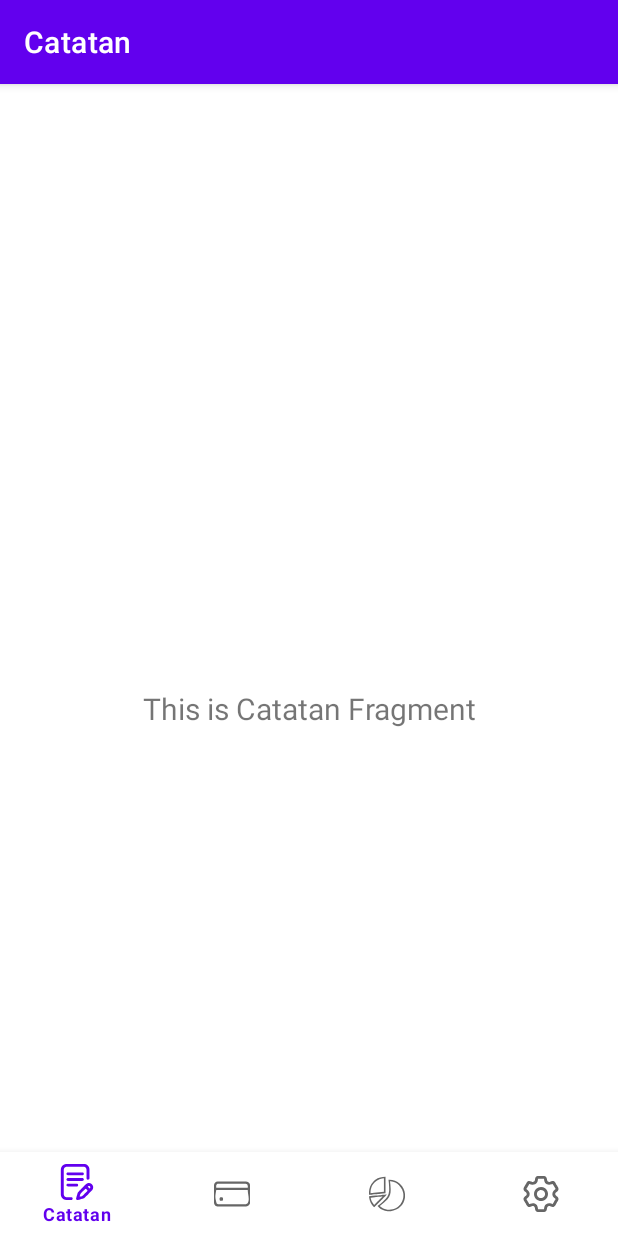
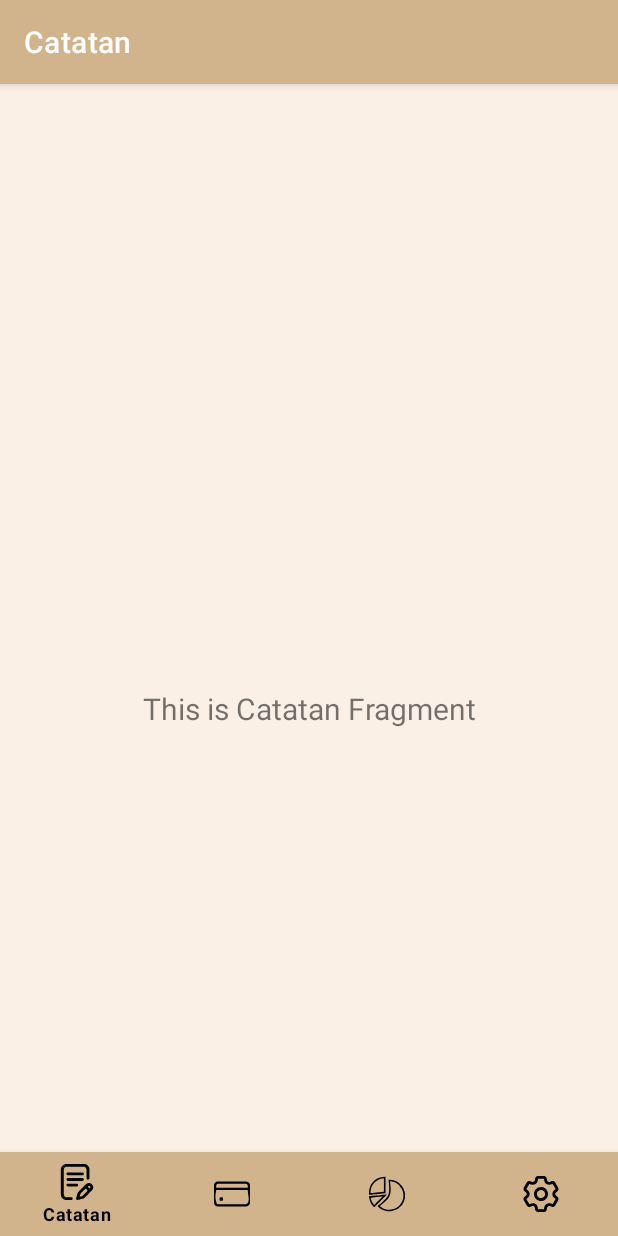
Before and after one commit to MhmdFahreza/ReNote, an Android app: the MainActivity screen opened directly, with no data from a screen before it, on a phone screen of 412 x 824 dp. Run offline under Robolectric (Android 15) with nearby library versions, the phone set to English and light mode, and no system bars; our stand-ins replace navigation-ui.

Commit message:
Layouting

```diff
--- a/app/build.gradle.kts
+++ b/app/build.gradle.kts
@@ -54,4 +54,10 @@ dependencies {
     testImplementation(libs.junit)
     androidTestImplementation(libs.androidx.junit)
     androidTestImplementation(libs.androidx.espresso.core)
+    implementation(libs.androidx.datastore.preferences)
+    implementation(libs.lifecycle.runtime.ktx)
+    implementation(libs.kotlinx.coroutines.core)
+    implementation(libs.kotlinx.coroutines.android)
+    implementation (libs.glide)
+    annotationProcessor (libs.compiler)
 }
--- a/app/src/main/res/layout/activity_main.xml
+++ b/app/src/main/res/layout/activity_main.xml
@@ -1,9 +1,11 @@
 <?xml version="1.0" encoding="utf-8"?>
-<androidx.constraintlayout.widget.ConstraintLayout xmlns:android="http://schemas.android.com/apk/res/android"
+<androidx.constraintlayout.widget.ConstraintLayout
+    xmlns:android="http://schemas.android.com/apk/res/android"
     xmlns:app="http://schemas.android.com/apk/res-auto"
     android:id="@+id/container"
     android:layout_width="match_parent"
     android:layout_height="match_parent"
+    android:background="@color/soft_brown_background"
     android:paddingTop="?attr/actionBarSize">
 
     <com.google.android.material.bottomnavigation.BottomNavigationView
@@ -12,11 +14,13 @@
         android:layout_height="wrap_content"
         android:layout_marginStart="0dp"
         android:layout_marginEnd="0dp"
-        android:background="?android:attr/windowBackground"
+        android:background="@color/light_brown"
         app:layout_constraintBottom_toBottomOf="parent"
         app:layout_constraintLeft_toLeftOf="parent"
         app:layout_constraintRight_toRightOf="parent"
-        app:menu="@menu/bottom_nav_menu" />
+        app:menu="@menu/bottom_nav_menu"
+        app:itemIconTint="@android:color/black"
+        app:itemTextColor="@android:color/black" />
 
     <fragment
         android:id="@+id/nav_host_fragment_activity_main"
--- a/app/src/main/res/values-night/themes.xml
+++ b/app/src/main/res/values-night/themes.xml
@@ -1,16 +1,22 @@
 <resources xmlns:tools="http://schemas.android.com/tools">
     <!-- Base application theme. -->
-    <style name="Theme.ReNote" parent="Theme.MaterialComponents.DayNight.DarkActionBar">
-        <!-- Primary brand color. -->
-        <item name="colorPrimary">@color/purple_200</item>
-        <item name="colorPrimaryVariant">@color/purple_700</item>
-        <item name="colorOnPrimary">@color/black</item>
-        <!-- Secondary brand color. -->
-        <item name="colorSecondary">@color/teal_200</item>
-        <item name="colorSecondaryVariant">@color/teal_200</item>
+    <style name="Theme.ReNote" parent="Theme.MaterialComponents.Light.DarkActionBar">
+        <!-- Primary brand color (light brown). -->
+        <item name="colorPrimary">@color/light_brown</item>
+        <item name="colorPrimaryVariant">@color/dark_brown</item>
+        <item name="colorOnPrimary">@color/white</item>
+
+        <!-- Secondary brand color (cream). -->
+        <item name="colorSecondary">@color/cream</item>
+        <item name="colorSecondaryVariant">@color/light_cream</item>
         <item name="colorOnSecondary">@color/black</item>
-        <!-- Status bar color. -->
-        <item name="android:statusBarColor">?attr/colorPrimaryVariant</item>
+
+        <!-- Status bar color (cream). -->
+        <item name="android:statusBarColor">@color/warm_cream</item>
+
+        <!-- Set text color for menu items to black -->
+        <item name="android:textColorPrimary">@color/black</item>
+
         <!-- Customize your theme here. -->
     </style>
 
--- a/app/src/main/res/values/colors.xml
+++ b/app/src/main/res/values/colors.xml
@@ -1,11 +1,11 @@
-<?xml version="1.0" encoding="utf-8"?>
 <resources>
-    <color name="purple_200">#FFBB86FC</color>
-    <color name="purple_500">#FF6200EE</color>
-    <color name="purple_700">#FF3700B3</color>
-    <color name="teal_200">#FF03DAC5</color>
-    <color name="teal_700">#FF018786</color>
     <color name="black">#FF000000</color>
     <color name="white">#FFFFFFFF</color>
     <color name="warm_cream">#FFFDE7</color>
+    <color name="light_brown">#D2B48C</color>
+    <color name="dark_brown">#A0522D</color>
+    <color name="cream">#FFFDD0</color>
+    <color name="light_cream">#F5F5DC</color>
+    <color name="soft_brown_background">#FAF0E6</color>
+
 </resources>
--- a/app/src/main/res/values/themes.xml
+++ b/app/src/main/res/values/themes.xml
@@ -1,16 +1,22 @@
 <resources xmlns:tools="http://schemas.android.com/tools">
     <!-- Base application theme. -->
     <style name="Theme.ReNote" parent="Theme.MaterialComponents.Light.DarkActionBar">
-        <!-- Primary brand color. -->
-        <item name="colorPrimary">@color/purple_500</item>
-        <item name="colorPrimaryVariant">@color/purple_700</item>
+        <!-- Primary brand color (light brown). -->
+        <item name="colorPrimary">@color/light_brown</item>
+        <item name="colorPrimaryVariant">@color/dark_brown</item>
         <item name="colorOnPrimary">@color/white</item>
-        <!-- Secondary brand color. -->
-        <item name="colorSecondary">@color/teal_200</item>
-        <item name="colorSecondaryVariant">@color/teal_700</item>
+
+        <!-- Secondary brand color (cream). -->
+        <item name="colorSecondary">@color/cream</item>
+        <item name="colorSecondaryVariant">@color/light_cream</item>
         <item name="colorOnSecondary">@color/black</item>
-        <!-- Status bar color. -->
-        <item name="android:statusBarColor">?attr/colorPrimaryVariant</item>
+
+        <!-- Status bar color (cream). -->
+        <item name="android:statusBarColor">@color/warm_cream</item>
+
+        <!-- Set text color for menu items to black -->
+        <item name="android:textColorPrimary">@color/black</item>
+
         <!-- Customize your theme here. -->
     </style>
 
@@ -18,5 +24,4 @@
     <style name="Theme.SplashScreen" parent="Theme.AppCompat.Light.NoActionBar">
         <item name="android:windowBackground">@color/warm_cream</item>
     </style>
-
 </resources>
--- a/gradle/libs.versions.toml
+++ b/gradle/libs.versions.toml
@@ -1,11 +1,16 @@
 [versions]
 agp = "8.7.2"
+compiler = "4.12.0"
+datastorePreferences = "1.1.1"
+glide = "4.16.0"
 kotlin = "1.9.24"
 coreKtx = "1.15.0"
 junit = "4.13.2"
 junitVersion = "1.2.1"
 espressoCore = "3.6.1"
 appcompat = "1.7.0"
+kotlinxCoroutinesAndroid = "1.7.3"
+lifecycleRuntimeKtx = "2.8.7"
 material = "1.12.0"
 constraintlayout = "2.2.0"
 lifecycleLivedataKtx = "2.8.7"
@@ -18,10 +23,16 @@ activity = "1.9.3"
 
 [libraries]
 androidx-core-ktx = { group = "androidx.core", name = "core-ktx", version.ref = "coreKtx" }
+androidx-datastore-preferences = { module = "androidx.datastore:datastore-preferences", version.ref = "datastorePreferences" }
+compiler = { module = "com.github.bumptech.glide:compiler", version.ref = "compiler" }
+glide = { module = "com.github.bumptech.glide:glide", version.ref = "glide" }
 junit = { group = "junit", name = "junit", version.ref = "junit" }
 androidx-junit = { group = "androidx.test.ext", name = "junit", version.ref = "junitVersion" }
 androidx-espresso-core = { group = "androidx.test.espresso", name = "espresso-core", version.ref = "espressoCore" }
 androidx-appcompat = { group = "androidx.appcompat", name = "appcompat", version.ref = "appcompat" }
+kotlinx-coroutines-android = { module = "org.jetbrains.kotlinx:kotlinx-coroutines-android", version.ref = "kotlinxCoroutinesAndroid" }
+kotlinx-coroutines-core = { module = "org.jetbrains.kotlinx:kotlinx-coroutines-core", version.ref = "kotlinxCoroutinesAndroid" }
+lifecycle-runtime-ktx = { module = "androidx.lifecycle:lifecycle-runtime-ktx", version.ref = "lifecycleRuntimeKtx" }
 material = { group = "com.google.android.material", name = "material", version.ref = "material" }
 androidx-constraintlayout = { group = "androidx.constraintlayout", name = "constraintlayout", version.ref = "constraintlayout" }
 androidx-lifecycle-livedata-ktx = { group = "androidx.lifecycle", name = "lifecycle-livedata-ktx", version.ref = "lifecycleLivedataKtx" }
```
